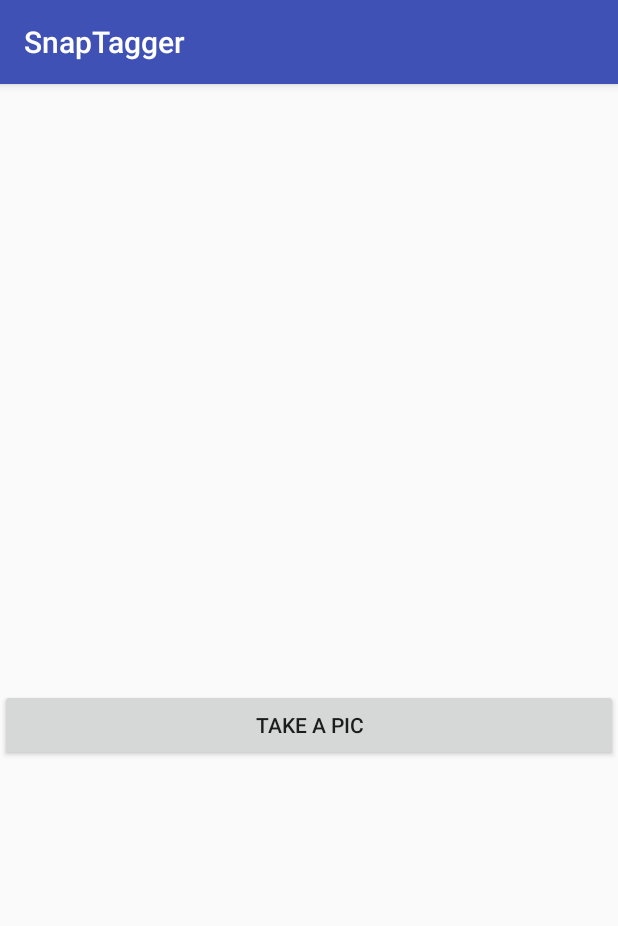
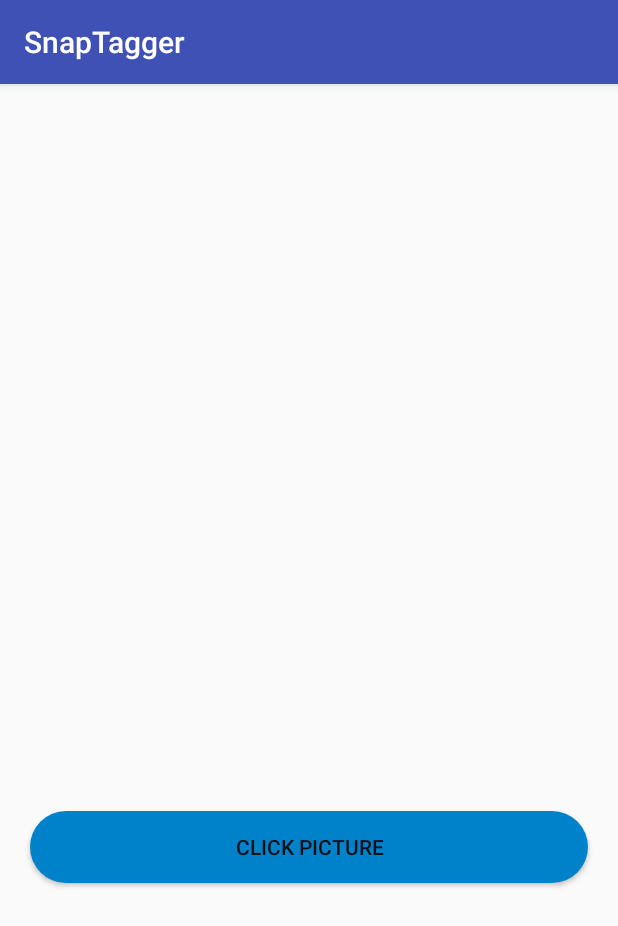
Before and after one commit to DilipAti/demonhacks, an Android app: the screen it shows after launch (MainActivity), on a phone screen of 412 x 824 dp. Shown: the top 926 px of the screen. Run offline under Robolectric (Android 15) with nearby library versions, the phone set to English and light mode, and no system bars; libraries missing offline, so code that uses them is left out: com.google.cloud, com.google.cloud.vision, com.google.protobuf, com.twitter.sdk; 2 statements that could not run were skipped.

Commit message:
A million changes

```diff
--- a/app/src/main/java/dilipati/snaptagger/activities/MainActivity.java
+++ b/app/src/main/java/dilipati/snaptagger/activities/MainActivity.java
@@ -18,6 +18,7 @@ import android.view.View;
 import android.widget.Button;
 import android.widget.EditText;
 import android.widget.ImageView;
+import android.widget.TextView;
 import android.widget.Toast;
 
 import com.google.cloud.vision.v1.AnnotateImageResponse;
@@ -141,6 +142,8 @@ public class MainActivity extends AppCompatActivity {
         Button clickPictureButton = findViewById(R.id.clickPictureButton);
         clickPictureButton.setVisibility(View.GONE);
 
+        TextView textView = findViewById(R.id.tagsGeneratedText);
+        textView.setVisibility(View.VISIBLE);
         EditText tagView = findViewById(R.id.editTagText);
         tagView.setText(this.tagString);
         tagView.setVisibility(View.VISIBLE);
--- a/app/src/main/java/dilipati/snaptagger/activities/RelevantTags.java
+++ b/app/src/main/java/dilipati/snaptagger/activities/RelevantTags.java
@@ -16,7 +16,7 @@ public class RelevantTags {
         for(AnnotateImageResponse resList : originList){
             List<EntityAnnotation> l = resList.getLabelAnnotationsList();
             for(EntityAnnotation entity : l){
-                if(entity.getScore()>= 0.6){
+                if(entity.getScore()>= 0.4){
                     this.annotations.add(entity);
                 }
             }
--- a/app/src/main/java/dilipati/snaptagger/activities/Tags.java
+++ b/app/src/main/java/dilipati/snaptagger/activities/Tags.java
@@ -7,7 +7,7 @@ public class Tags {
 
     private String[] tagArr;
     public Tags(){
-       String tags = "#love, #instagood, #photooftheday, #beautiful, #happy, #cute, #tbt, #like4like, #followme, #picoftheday, #follow, #art, #instadaily, #repost, #instalike, #likeforlike, #igers, #tagsforlikes, #follow4follow, #nofilter, #life, #amazing, #instamood, #instagram, #photography, #photo, #followforfollow, #bestoftheday, #vsco, #l4l, #f4f, #swag, #motivation, #cool, #lol, #instapic, #funny, #tflers, #yummy, #lifestyle, #hot, #instafood, #handmade, #inspiration, #instacool, #goodmorning, #iphoneonly";
+       String tags = "#love, #instagood, #photooftheday, #millenial_stuff, #hireus, #cute, #tbt, #like4like, #followme, #picoftheday, #follow, #art, #instadaily, #repost, #instalike, #iswearimhuman, #igers, #tagsforlikes, #follow4follow, #nofilter, #thanosdidnothingwrong, #amazing, #instamood, #instagramisnotthis, #photography, #humanmade, #imsocool, #bestoftheday, #demonhacks, #swag, #motivation, #lol, #instapic, #funny, #needsleep, #yummy, #lifestyle, #hot, #instafood, #no_life, #inspiration, #instacool, #goodmorning, #iphoneonly";
        this.tagArr = tags.split(", ");
     }
 
--- /dev/null
+++ b/app/src/main/res/drawable/button_rounded_corners.xml
@@ -0,0 +1,9 @@
+<?xml version="1.0" encoding="utf-8"?>
+<selector xmlns:android="http://schemas.android.com/apk/res/android" >
+    <item >
+        <shape android:shape="rectangle"  >
+            <corners android:radius="45dip" />
+            <solid android:color="@color/appBlue" />
+        </shape>
+    </item>
+</selector>
--- a/app/src/main/res/layout/activity_main.xml
+++ b/app/src/main/res/layout/activity_main.xml
@@ -10,30 +10,56 @@
     <ImageView
         android:id="@+id/image"
         android:layout_width="match_parent"
-        android:layout_height="403dp" />
+        android:layout_marginTop="20dp"
+        android:layout_marginLeft="20dp"
+        android:layout_marginRight="20dp"
+        android:layout_height="360dp" />
 
+    <TextView
+        android:layout_width="match_parent"
+        android:layout_height="wrap_content"
+        android:layout_marginTop="20dp"
+        android:layout_marginBottom="10dp"
+        android:layout_marginLeft="20dp"
+        android:layout_marginRight="20dp"
+        android:text="The tags generated for the image are:"
+        android:textAlignment="center"
+        android:textSize="18sp"
+        android:textStyle="bold"
+        android:id="@+id/tagsGeneratedText"
+        android:visibility="invisible"/>
     <EditText
         android:id="@+id/editTagText"
         android:layout_width="match_parent"
         android:layout_height="wrap_content"
+        android:layout_marginBottom="10dp"
+        android:layout_marginLeft="20dp"
+        android:layout_marginRight="20dp"
+        android:textAlignment="center"
+        android:textSize="14sp"
+        android:textStyle="italic"
         android:ems="10"
         android:inputType="textPersonName"
-        android:visibility="gone" />
+        android:visibility="invisible" />
 
     <Button
         android:id="@+id/clickPictureButton"
         android:layout_width="match_parent"
         android:layout_height="wrap_content"
-
+        android:background="@drawable/button_rounded_corners"
+        android:layout_marginLeft="20dp"
+        android:layout_marginRight="20dp"
         android:gravity="center"
-        android:text="Take a pic" />
+        android:text="Click Picture" />
 
     <Button
         android:id="@+id/sendTweet"
         android:layout_width="match_parent"
         android:layout_height="wrap_content"
-
+        android:background="@drawable/button_rounded_corners"
+        android:layout_marginLeft="20dp"
+        android:layout_marginRight="20dp"
         android:gravity="center"
         android:text="Share Tweet"
-        android:visibility="gone"/>
+        android:visibility="invisible"/>
 </LinearLayout>
--- a/app/src/main/res/values/colors.xml
+++ b/app/src/main/res/values/colors.xml
@@ -3,4 +3,5 @@
     <color name="colorPrimary">#3F51B5</color>
     <color name="colorPrimaryDark">#303F9F</color>
     <color name="colorAccent">#FF4081</color>
+    <color name="appBlue">#0082CA</color>
 </resources>
```
